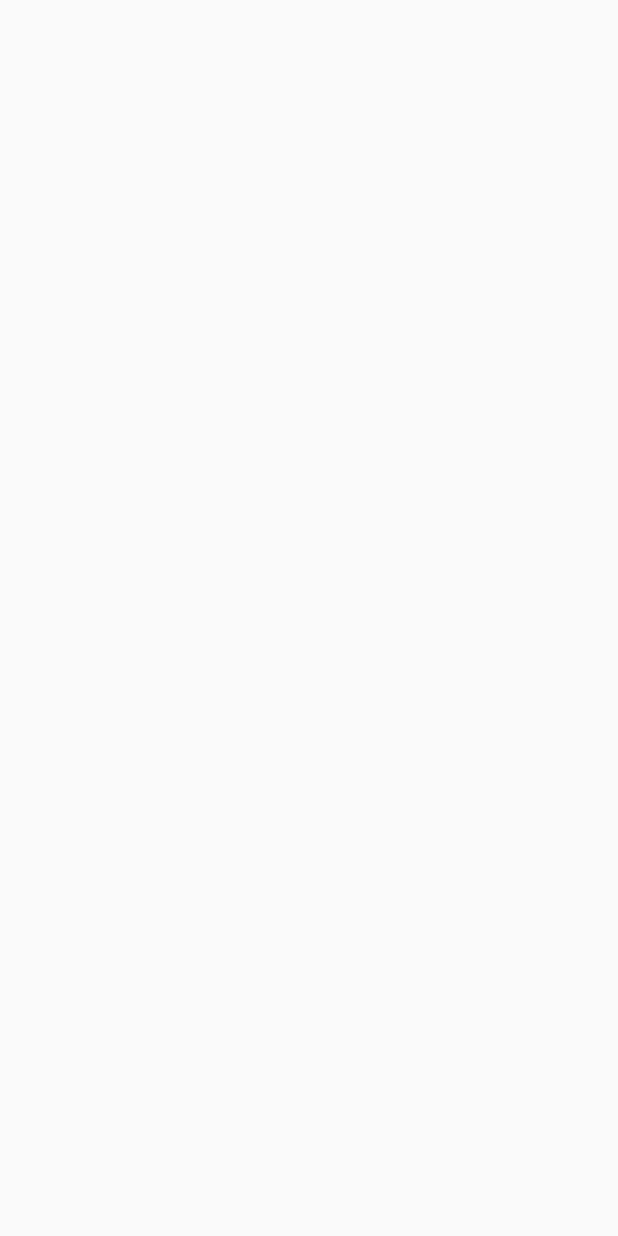
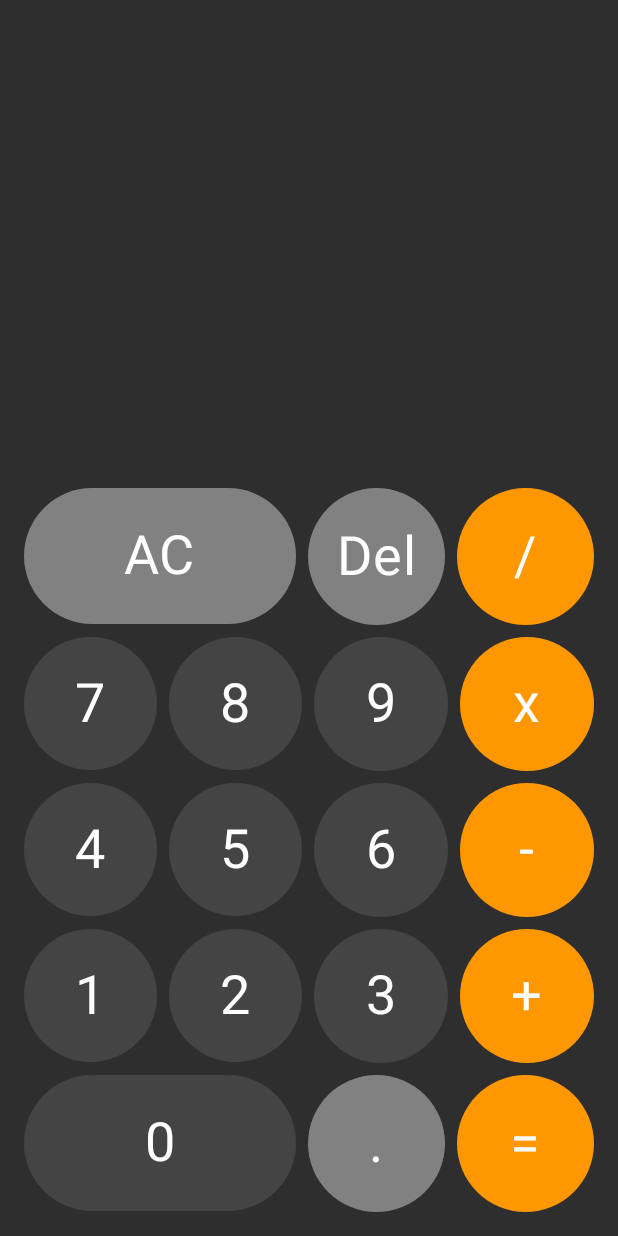
Before and after one commit to Teixeira-Pri/CalculatorCompose, an Android app built with Jetpack Compose: the screen it shows after launch (MainActivity), on a phone screen of 412 x 824 dp. Before the commit the screen is empty. Run offline under Robolectric (Android 15) with nearby library versions, the phone set to English and light mode, and no system bars.

Commit message:
mvvm architecture implementation

```diff
--- /dev/null
+++ b/app/src/main/java/com/example/calculatorcompose/Calculator.kt
@@ -0,0 +1,260 @@
+package com.example.calculatorcompose
+
+import androidx.compose.foundation.background
+import androidx.compose.foundation.layout.Arrangement
+import androidx.compose.foundation.layout.Box
+import androidx.compose.foundation.layout.Column
+import androidx.compose.foundation.layout.Row
+import androidx.compose.foundation.layout.aspectRatio
+import androidx.compose.foundation.layout.fillMaxWidth
+import androidx.compose.foundation.layout.padding
+import androidx.compose.material3.Text
+import androidx.compose.runtime.Composable
+import androidx.compose.ui.Alignment
+import androidx.compose.ui.Modifier
+import androidx.compose.ui.graphics.Color
+import androidx.compose.ui.text.font.FontWeight
+import androidx.compose.ui.text.style.TextAlign
+import androidx.compose.ui.tooling.preview.Preview
+import androidx.compose.ui.unit.Dp
+import androidx.compose.ui.unit.dp
+import androidx.compose.ui.unit.sp
+import com.example.calculatorcompose.ui.theme.CalculatorComposeTheme
+import com.example.calculatorcompose.ui.theme.LightGray
+import com.example.calculatorcompose.ui.theme.Orange
+
+@Composable
+fun Calculator(
+    state: CalculatorState,
+    buttonSpacing: Dp = 8.dp,
+    onAction: (CalculatorAction) -> Unit,
+    modifier: Modifier = Modifier
+) {
+    Box (
+        modifier = modifier
+    ){
+        Column(
+            modifier = Modifier
+                .fillMaxWidth()
+                .align(Alignment.BottomCenter),
+            verticalArrangement = Arrangement.spacedBy(buttonSpacing)
+        ){
+            Text(
+                text = state.number1 + (state.operation?.symbol ?: "") + state.number2,
+                textAlign = TextAlign.End,
+                modifier = Modifier
+                    .fillMaxWidth()
+                    .padding(vertical = 32.dp),
+                fontWeight = FontWeight.Light,
+                fontSize = 80.sp,
+                color = Color.White,
+                maxLines = 2
+            )
+            Row(
+                modifier = Modifier.fillMaxWidth(),
+                horizontalArrangement = Arrangement.spacedBy(buttonSpacing)
+            ){
+                CalculatorButton(
+                    symbol = "AC",
+                    modifier = Modifier
+                        .background(LightGray)
+                        .aspectRatio(2f)
+                        .weight(2f),
+                    onClick = {
+                        onAction(CalculatorAction.Clear)
+                    }
+                )
+                CalculatorButton(
+                    symbol = "Del",
+                    modifier = Modifier
+                        .background(LightGray)
+                        .aspectRatio(1f)
+                        .weight(1f),
+                    onClick = {
+                        onAction(CalculatorAction.Delete)
+                    }
+                )
+                CalculatorButton(
+                    symbol = "/",
+                    modifier = Modifier
+                        .background(Orange)
+                        .aspectRatio(1f)
+                        .weight(1f),
+                    onClick = {
+                        onAction(CalculatorAction.Operation(CalculatorOperation.Divide))
+                    }
+                )
+            }
+            Row(
+                modifier = Modifier.fillMaxWidth(),
+                horizontalArrangement = Arrangement.spacedBy(buttonSpacing)
+            ) {
+                CalculatorButton(
+                    symbol = "7",
+                    modifier = Modifier
+                        .background(Color.DarkGray)
+                        .aspectRatio(1f)
+                        .weight(1f),
+                    onClick = {
+                        onAction(CalculatorAction.Number(7))
+                    }
+                )
+                CalculatorButton(
+                    symbol = "8",
+                    modifier = Modifier
+                        .background(Color.DarkGray)
+                        .aspectRatio(1f)
+                        .weight(1f),
+                    onClick = {
+                        onAction(CalculatorAction.Number(8))
+                    }
+                )
+                CalculatorButton(
+                    symbol = "9",
+                    modifier = Modifier
+                        .background(Color.DarkGray)
+                        .aspectRatio(1f)
+                        .weight(1f),
+                    onClick = {
+                        onAction(CalculatorAction.Number(9))
+                    }
+                )
+                CalculatorButton(
+                    symbol = "x",
+                    modifier = Modifier
+                        .background(Orange)
+                        .aspectRatio(1f)
+                        .weight(1f),
+                    onClick = {
+                        onAction(CalculatorAction.Operation(CalculatorOperation.Multiply))
+                    }
+                )
+            }
+            Row(
+                modifier = Modifier.fillMaxWidth(),
+                horizontalArrangement = Arrangement.spacedBy(buttonSpacing)
+            ) {
+                CalculatorButton(
+                    symbol = "4",
+                    modifier = Modifier
+                        .background(Color.DarkGray)
+                        .aspectRatio(1f)
+                        .weight(1f),
+                    onClick = {
+                        onAction(CalculatorAction.Number(4))
+                    }
+                )
+                CalculatorButton(
+                    symbol = "5",
+                    modifier = Modifier
+                        .background(Color.DarkGray)
+                        .aspectRatio(1f)
+                        .weight(1f),
+                    onClick = {
+                        onAction(CalculatorAction.Number(5))
+                    }
+                )
+                CalculatorButton(
+                    symbol = "6",
+                    modifier = Modifier
+                        .background(Color.DarkGray)
+                        .aspectRatio(1f)
+                        .weight(1f),
+                    onClick = {
+                        onAction(CalculatorAction.Number(6))
+                    }
+                )
+                CalculatorButton(
+                    symbol = "-",
+                    modifier = Modifier
+                        .background(Orange)
+                        .aspectRatio(1f)
+                        .weight(1f),
+                    onClick = {
+                        onAction(CalculatorAction.Operation(CalculatorOperation.Subtract))
+                    }
+                )
+            }
+            Row(
+                modifier = Modifier.fillMaxWidth(),
+                horizontalArrangement = Arrangement.spacedBy(buttonSpacing)
+            ) {
+                CalculatorButton(
+                    symbol = "1",
+                    modifier = Modifier
+                        .background(Color.DarkGray)
+                        .aspectRatio(1f)
+                        .weight(1f),
+                    onClick = {
+                        onAction(CalculatorAction.Number(1))
+                    }
+                )
+                CalculatorButton(
+                    symbol = "2",
+                    modifier = Modifier
+                        .background(Color.DarkGray)
+                        .aspectRatio(1f)
+                        .weight(1f),
+                    onClick = {
+                        onAction(CalculatorAction.Number(2))
+                    }
+                )
+                CalculatorButton(
+                    symbol = "3",
+                    modifier = Modifier
+                        .background(Color.DarkGray)
+                        .aspectRatio(1f)
+                        .weight(1f),
+                    onClick = {
+                        onAction(CalculatorAction.Number(3))
+                    }
+                )
+                CalculatorButton(
+                    symbol = "+",
+                    modifier = Modifier
+                        .background(Orange)
+                        .aspectRatio(1f)
+                        .weight(1f),
+                    onClick = {
+                        onAction(CalculatorAction.Operation(CalculatorOperation.Add))
+                    }
+                )
+            }
+            Row(
+                modifier = Modifier.fillMaxWidth(),
+                horizontalArrangement = Arrangement.spacedBy(buttonSpacing)
+            ) {
+                CalculatorButton(
+                    symbol = "0",
+                    modifier = Modifier
+                        .background(Color.DarkGray)
+                        .aspectRatio(2f)
+                        .weight(2f),
+                    onClick = {
+                        onAction(CalculatorAction.Number(0))
+                    }
+                )
+                CalculatorButton(
+                    symbol = ".",
+                    modifier = Modifier
+                        .background(LightGray)
+                        .aspectRatio(1f)
+                        .weight(1f),
+                    onClick = {
+                        onAction(CalculatorAction.Decimal)
+                    }
+                )
+                CalculatorButton(
+                    symbol = "=",
+                    modifier = Modifier
+                        .background(Orange)
+                        .aspectRatio(1f)
+                        .weight(1f),
+                    onClick = {
+                        onAction(CalculatorAction.Calculate)
+                    }
+                )
+            }
+        }
+    }
+}
--- a/app/src/main/java/com/example/calculatorcompose/MainActivity.kt
+++ b/app/src/main/java/com/example/calculatorcompose/MainActivity.kt
@@ -3,16 +3,20 @@ package com.example.calculatorcompose
 import android.os.Bundle
 import androidx.activity.ComponentActivity
 import androidx.activity.compose.setContent
+import androidx.compose.foundation.background
 import androidx.compose.foundation.layout.fillMaxSize
+import androidx.compose.foundation.layout.padding
 import androidx.compose.material3.MaterialTheme
 import androidx.compose.material3.Surface
 import androidx.compose.material3.Text
 import androidx.compose.runtime.Composable
 import androidx.compose.ui.Modifier
+import androidx.compose.ui.graphics.Color
 import androidx.compose.ui.tooling.preview.Preview
 import androidx.compose.ui.unit.dp
 import androidx.lifecycle.viewmodel.compose.viewModel
 import com.example.calculatorcompose.ui.theme.CalculatorComposeTheme
+import com.example.calculatorcompose.ui.theme.MediumGray
 
 class MainActivity : ComponentActivity() {
     override fun onCreate(savedInstanceState: Bundle?) {
@@ -22,6 +26,16 @@ class MainActivity : ComponentActivity() {
                 val viewModel = viewModel<CalculatorViewModel>()
                 val state = viewModel.state
                 val buttonSpacing = 8.dp
+
+                Calculator(
+                    state = state,
+                    onAction = viewModel::onAction,
+                    buttonSpacing = buttonSpacing,
+                    modifier = Modifier
+                        .fillMaxSize()
+                        .background(MediumGray)
+                        .padding(16.dp)
+                )
             }
         }
     }
--- a/app/src/main/java/com/example/calculatorcompose/ui/theme/Color.kt
+++ b/app/src/main/java/com/example/calculatorcompose/ui/theme/Color.kt
@@ -9,3 +9,8 @@ val Pink80 = Color(0xFFEFB8C8)
 val Purple40 = Color(0xFF6650a4)
 val PurpleGrey40 = Color(0xFF625b71)
 val Pink40 = Color(0xFF7D5260)
+
+
+val MediumGray = Color(0xFF2E2E2E)
+val LightGray = Color(0xFF818181)
+val Orange = Color(0XFFFF9800)
```
Also changed, not shown: app/src/main/java/com/example/calculatorcompose/CalculatorViewModel.kt (+86 -0 lines).
